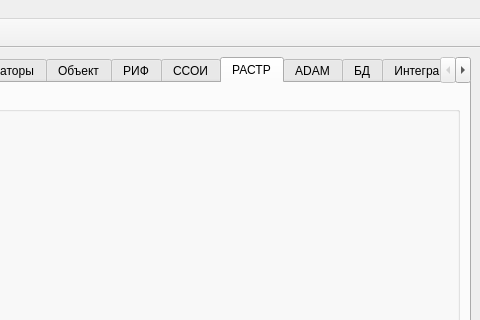
Qt form m_cfg/MainWindowCFG.ui (xXRadioHeadXx/start7) before a commit; both pictures show x 563 to 1043 and y 0 to 320 of the 1043 by 570 pixel window.
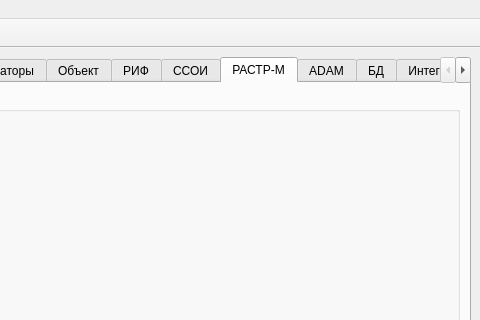
The same form after that commit. The open tabs and pages were chosen to show the change. Icons and pictures are not drawn. Custom widgets are drawn as their Qt base class.

```diff
--- a/m_cfg/MainWindowCFG.ui
+++ b/m_cfg/MainWindowCFG.ui
@@ -2856,7 +2856,7 @@
        </widget>
        <widget class="QWidget" name="Subsystem_TV_RASTR_M">
         <attribute name="title">
-         <string>РАСТР</string>
+         <string>РАСТР-М</string>
         </attribute>
         <layout class="QGridLayout" name="gridLayout_9">
          <item row="0" column="0">
```
Left out of the diff: 2 changed lines with no effect on the pictures.
